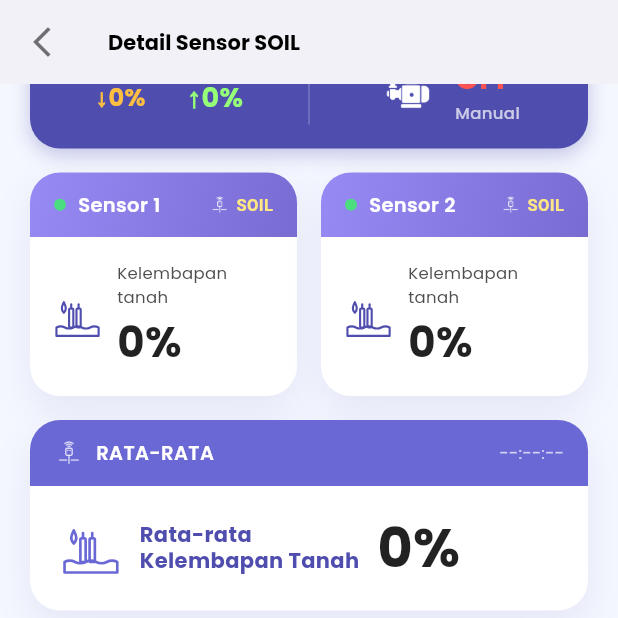
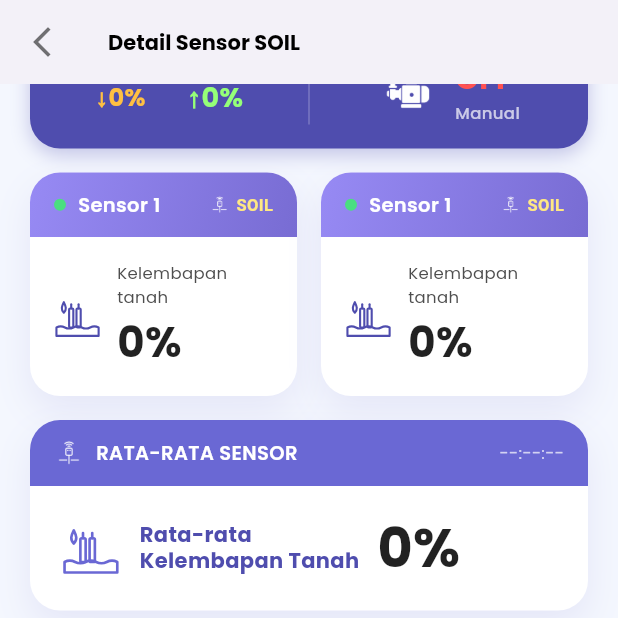
Before and after one commit to fnarf26/brio-app, a Flutter app: the DetailSoilScreen screen opened directly, scrolled down 83 dp, on a phone screen of 412 x 824 dp, the top half of it. Run offline on Flutter 3.47's test engine with Material 3 defaults, Android fonts, the phone set to English and light mode, and no system bars; our stand-ins replace cloud_firestore, connectivity_plus, firebase_core, firebase_database, firebase_storage, fl_chart and 4 more; accounts and stored records are empty.

Commit message:
nilai soil

```diff
--- a/lib/detail_soil_screen.dart
+++ b/lib/detail_soil_screen.dart
@@ -138,7 +138,7 @@ class _DetailSoilScreenState extends State<DetailSoilScreen> {
                 ),
                 const SizedBox(width: 16),
                 Expanded(
-                  child: _buildSensorInfoCard('Sensor 2', _soilMoisture),
+                  child: _buildSensorInfoCard('Sensor 1', _soilMoisture),
                 ), // Placeholder
               ],
             ),
@@ -434,7 +434,7 @@ class _DetailSoilScreenState extends State<DetailSoilScreen> {
                 ),
                 const SizedBox(width: 8),
                 Text(
-                  'RATA-RATA',
+                  'RATA-RATA SENSOR',
                   style: GoogleFonts.poppins(
                     color: Colors.white,
                     fontWeight: FontWeight.w600,
```
